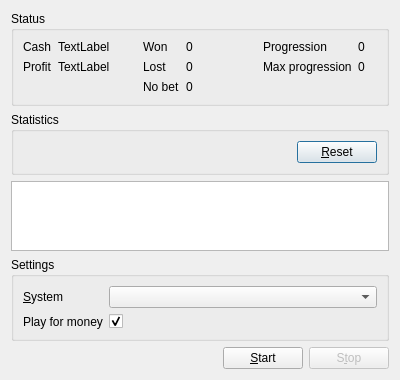
The window that source/casinodialog.ui (martin-kudlicka/roulette-bot) describes before a commit, drawn with Qt 5.
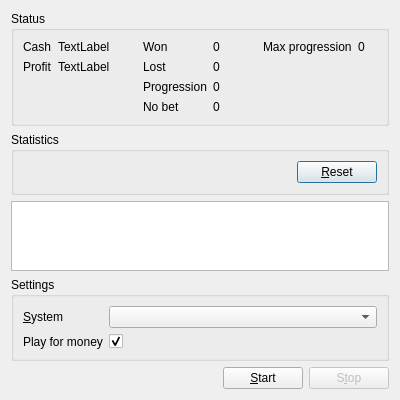
The same window after the commit.

Commit message: * progression counter moved to middle column

```diff
--- a/source/casinodialog.ui
+++ b/source/casinodialog.ui
@@ -82,52 +82,52 @@
           </property>
          </widget>
         </item>
-        <item row="2" column="0">
+        <item row="3" column="0">
          <widget class="QLabel" name="label_7">
           <property name="text">
            <string>No bet</string>
           </property>
          </widget>
         </item>
-        <item row="2" column="1">
+        <item row="3" column="1">
          <widget class="QLabel" name="qlNoBet">
           <property name="text">
            <string>0</string>
           </property>
          </widget>
         </item>
+        <item row="2" column="0">
+         <widget class="QLabel" name="label_8">
+          <property name="text">
+           <string>Progression</string>
+          </property>
+         </widget>
+        </item>
+        <item row="2" column="1">
+         <widget class="QLabel" name="qlProgression">
+          <property name="text">
+           <string>0</string>
+          </property>
+         </widget>
+        </item>
        </layout>
       </item>
       <item>
        <layout class="QFormLayout" name="formLayout_4">
-        <item row="0" column="0">
-         <widget class="QLabel" name="label_8">
-          <property name="text">
-           <string>Progression</string>
-          </property>
-         </widget>
-        </item>
         <item row="0" column="1">
-         <widget class="QLabel" name="qlProgression">
+         <widget class="QLabel" name="qlMaxProgression">
           <property name="text">
            <string>0</string>
           </property>
          </widget>
         </item>
-        <item row="1" column="0">
+        <item row="0" column="0">
          <widget class="QLabel" name="label_9">
           <property name="text">
            <string>Max progression</string>
           </property>
          </widget>
         </item>
-        <item row="1" column="1">
-         <widget class="QLabel" name="qlMaxProgression">
-          <property name="text">
-           <string>0</string>
-          </property>
-         </widget>
-        </item>
        </layout>
       </item>
      </layout>
```
